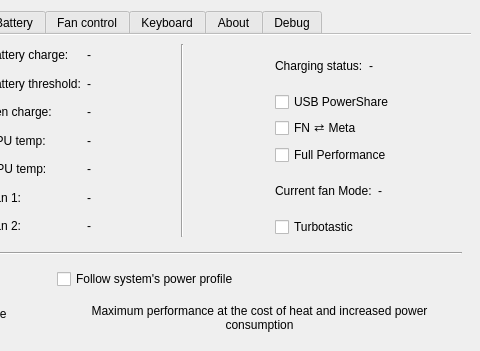
Before: the Qt Designer form src/mainwindow.ui in Zeanon/MControlCenter, drawn with Qt 5; both pictures show x 100 to 580 and y 0 to 351 of the 580 by 480 pixel window.
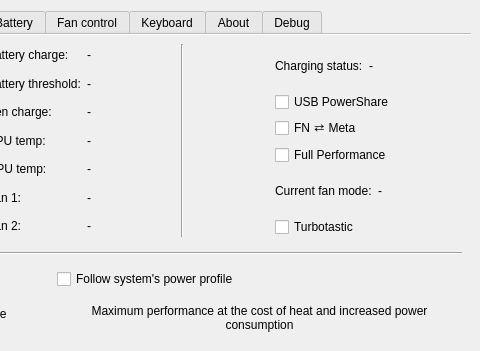
After: the same form once the commit is applied. Icons and pictures are not drawn.

Commit message: Current fan mode now shows Turbotastic when turbotastic is enabled

The edit to the form file:
```diff
--- a/src/mainwindow.ui
+++ b/src/mainwindow.ui
@@ -375,7 +375,7 @@
                  <bool>true</bool>
                 </property>
                 <property name="text">
-                 <string>Current fan Mode:</string>
+                 <string>Current fan mode:</string>
                 </property>
                </widget>
               </item>
```
The commit also changes 33 other files.
